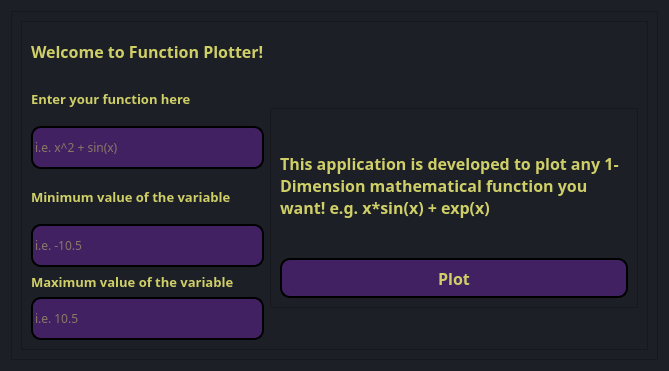
This is mainWindow.ui in MoazHassan2022/Function-Plotter as Qt 5 draws it before an edit. The edited form follows.
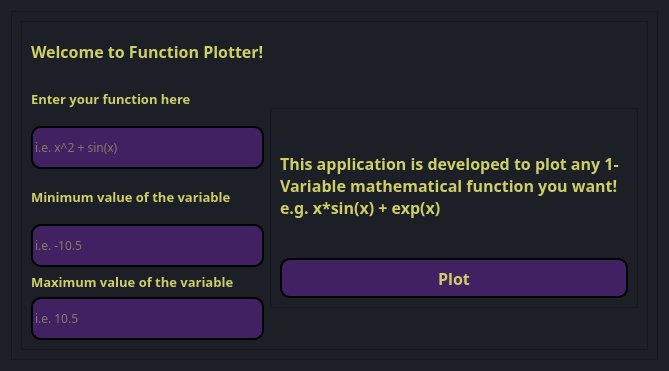
This is the edited form.

The edit to the form file:
```diff
--- a/mainWindow.ui
+++ b/mainWindow.ui
@@ -286,7 +286,7 @@
                  <string notr="true">color: rgb(207, 207, 103);</string>
                 </property>
                 <property name="text">
-                 <string>This application is developed to plot any 1-Dimension mathematical function you want! e.g. x*sin(x) + exp(x)</string>
+                 <string>This application is developed to plot any 1-Variable mathematical function you want! e.g. x*sin(x) + exp(x)</string>
                 </property>
                 <property name="wordWrap">
                  <bool>true</bool>
```
